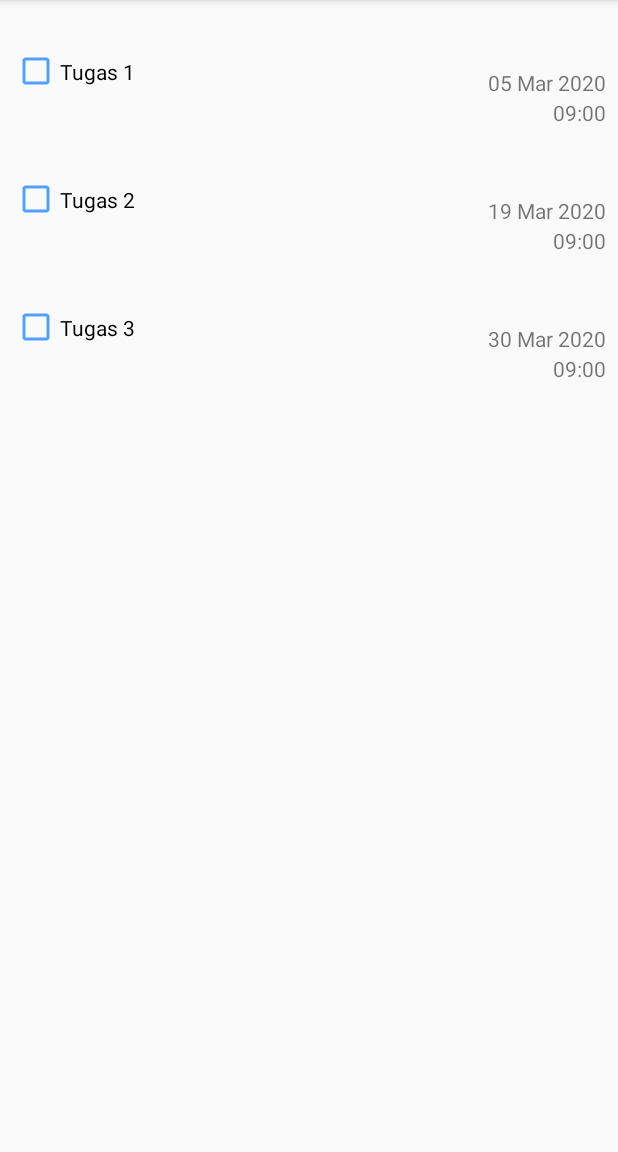
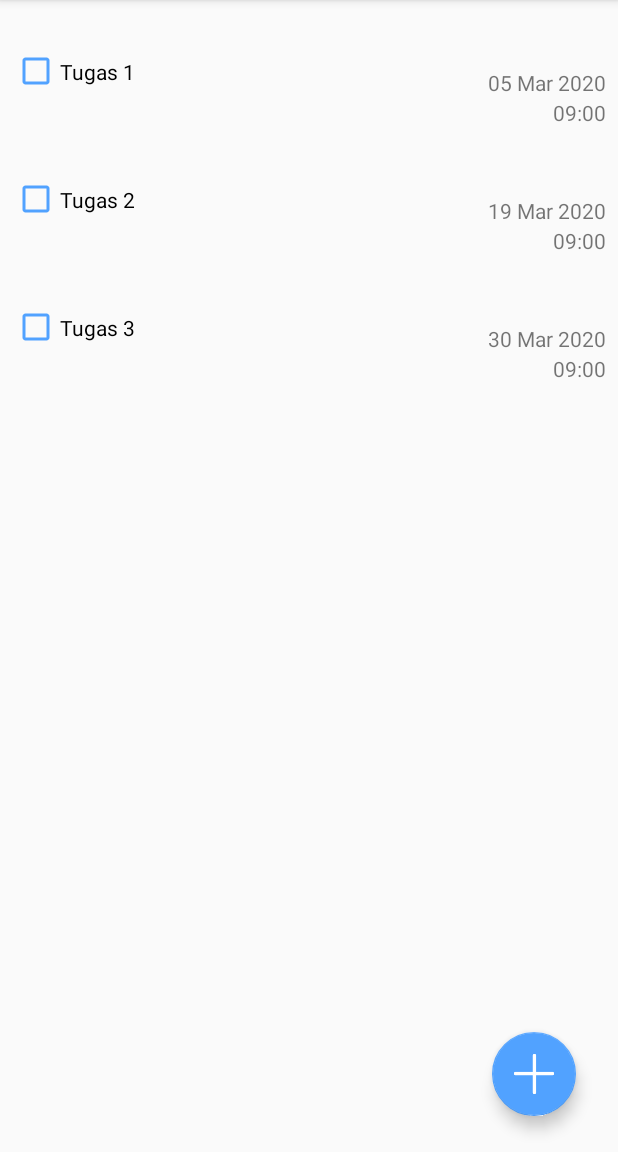
Before and after one commit to PPB-181511057-Muhammad-Zaki-Devara/tidy, an Android app: the screen it shows after launch (MainActivity), on a phone screen of 412 x 824 dp, the part 84-1236 px from its top. Run offline under Robolectric (Android 15) with nearby library versions, the phone set to English and light mode, and no system bars.

Commit message:
penambahan fitur add task

```diff
--- a/app/build.gradle
+++ b/app/build.gradle
@@ -29,4 +29,5 @@ dependencies {
     androidTestImplementation 'androidx.test.ext:junit:1.1.0'
     androidTestImplementation 'androidx.test.espresso:espresso-core:3.1.1'
     implementation 'androidx.recyclerview:recyclerview:1.0.0'
+    implementation 'com.google.android.material:material:1.0.0'
 }
--- a/app/src/main/java/com/deva/tidy/MainActivity.java
+++ b/app/src/main/java/com/deva/tidy/MainActivity.java
@@ -5,7 +5,9 @@ import androidx.recyclerview.widget.LinearLayoutManager;
 import androidx.recyclerview.widget.RecyclerView;
 
 import android.app.Activity;
+import android.content.Intent;
 import android.os.Bundle;
+import android.view.View;
 
 import com.deva.tidy.dummy.DummyContent;
 
@@ -13,23 +15,28 @@ import java.sql.Array;
 import java.sql.Timestamp;
 import java.util.ArrayList;
 import java.util.Arrays;
+import java.util.Collections;
 
 public class MainActivity extends AppCompatActivity {
 
     private RecyclerView recyclerView;
     private RecyclerView.Adapter mAdapter;
     private RecyclerView.LayoutManager layoutManager;
-    private Task[] myDataset =
-            new Task[]{
-                    new Task("Tugas 1", Timestamp.valueOf("2020-3-5 9:00:00")),
-                    new Task("Tugas 2", Timestamp.valueOf("2020-3-19 9:00:00")),
-                    new Task("Tugas 3", Timestamp.valueOf("2020-3-30 9:00:00")),
-            };
+
+    private final int ADD_TASK_REQUEST_CODE = 1;
+
+    private ArrayList<Task> myDataset;
 
     @Override
     protected void onCreate(Bundle savedInstanceState) {
         super.onCreate(savedInstanceState);
         setContentView(R.layout.activity_main);
+
+        myDataset = new ArrayList<Task>(3);
+        myDataset.add(new Task("Tugas 1", Timestamp.valueOf("2020-3-5 9:00:00")));
+        myDataset.add(new Task("Tugas 2", Timestamp.valueOf("2020-3-19 9:00:00")));
+        myDataset.add(new Task("Tugas 3", Timestamp.valueOf("2020-3-30 9:00:00")));
+
         recyclerView = (RecyclerView) findViewById(R.id.my_recycler_view);
 
         recyclerView.setHasFixedSize(true);
@@ -38,8 +45,24 @@ public class MainActivity extends AppCompatActivity {
         layoutManager = new LinearLayoutManager(this);
         recyclerView.setLayoutManager(layoutManager);
 
-        Arrays.sort(myDataset);
+        Collections.sort(myDataset);
         mAdapter = new MyAdapter(myDataset);
         recyclerView.setAdapter(mAdapter);
     }
+
+    public void onClick(View view){
+        Intent i = new Intent("com.deva.tidy.AddTaskActivity");
+        i.putExtra("taskNumber", myDataset.size());
+        startActivityForResult(i, ADD_TASK_REQUEST_CODE);
+    }
+
+    public void onActivityResult(int requestCode, int resultCode, Intent data){
+        if(requestCode == ADD_TASK_REQUEST_CODE){
+            if(resultCode == RESULT_OK){
+                Task newTask = (Task) data.getSerializableExtra("newTask");
+
+                myDataset.add(newTask);
+            }
+        }
+    }
 }
--- a/app/src/main/java/com/deva/tidy/MyAdapter.java
+++ b/app/src/main/java/com/deva/tidy/MyAdapter.java
@@ -11,9 +11,10 @@ import androidx.constraintlayout.widget.ConstraintLayout;
 import androidx.recyclerview.widget.RecyclerView;
 
 import java.text.SimpleDateFormat;
+import java.util.ArrayList;
 
 public class MyAdapter extends RecyclerView.Adapter<MyAdapter.MyViewHolder> {
-    private Task[] mDataset;
+    private ArrayList<Task> mDataset;
 
     public static class MyViewHolder extends RecyclerView.ViewHolder{
         public ConstraintLayout constraintLayout;
@@ -23,7 +24,7 @@ public class MyAdapter extends RecyclerView.Adapter<MyAdapter.MyViewHolder> {
         }
     }
 
-    public MyAdapter(Task[] myDataset){
+    public MyAdapter(ArrayList<Task> myDataset){
         mDataset = myDataset;
     }
 
@@ -40,14 +41,14 @@ public class MyAdapter extends RecyclerView.Adapter<MyAdapter.MyViewHolder> {
         CheckBox task = (CheckBox)  holder.constraintLayout.getViewById(R.id.taskCheckBox);
         TextView dueDate = (TextView) holder.constraintLayout.getViewById(R.id.due_date);
         TextView dueTime = (TextView) holder.constraintLayout.getViewById(R.id.due_time);
-        task.setText(mDataset[position].getName());
-        dueDate.setText(new SimpleDateFormat("dd MMM yyyy").format(mDataset[position].getDue()));
-        dueTime.setText(new SimpleDateFormat("hh:mm").format(mDataset[position].getDue()));
+        task.setText(mDataset.get(position).getName());
+        dueDate.setText(new SimpleDateFormat("dd MMM yyyy").format(mDataset.get(position).getDue()));
+        dueTime.setText(new SimpleDateFormat("hh:mm").format(mDataset.get(position).getDue()));
     }
 
     @Override
     public int getItemCount(){
-        return mDataset.length;
+        return mDataset.size();
     }
 
 }
--- a/app/src/main/java/com/deva/tidy/Task.java
+++ b/app/src/main/java/com/deva/tidy/Task.java
@@ -1,8 +1,9 @@
 package com.deva.tidy;
 
+import java.io.Serializable;
 import java.sql.Timestamp;
 
-public class Task implements Comparable<Task>{
+public class Task implements Comparable<Task>, Serializable {
     private String name;
     private Timestamp due;
     private boolean isDone;
--- a/app/src/main/res/layout/activity_main.xml
+++ b/app/src/main/res/layout/activity_main.xml
@@ -1,24 +1,36 @@
 <?xml version="1.0" encoding="utf-8"?>
 
-<FrameLayout
-    xmlns:android="http://schemas.android.com/apk/res/android"
+<androidx.constraintlayout.widget.ConstraintLayout xmlns:android="http://schemas.android.com/apk/res/android"
     xmlns:app="http://schemas.android.com/apk/res-auto"
     xmlns:tools="http://schemas.android.com/tools"
+    android:id="@+id/constraintLayout"
     android:layout_width="match_parent"
     android:layout_height="match_parent"
-    tools:context=".MainActivity"
-    android:id="@+id/frameLayout">
-
+    tools:context=".MainActivity">
 
     <androidx.recyclerview.widget.RecyclerView
-        xmlns:android="http://schemas.android.com/apk/res/android"
-        xmlns:app="http://schemas.android.com/apk/res-auto"
-        xmlns:tools="http://schemas.android.com/tools"
+        android:id="@+id/my_recycler_view"
         android:layout_width="match_parent"
         android:layout_height="match_parent"
         tools:context=".MainActivity"
-        android:id="@+id/my_recycler_view">
+        tools:layout_editor_absoluteX="-31dp"
+        tools:layout_editor_absoluteY="-36dp">
 
 
     </androidx.recyclerview.widget.RecyclerView>
-</FrameLayout>
+
+    <com.google.android.material.floatingactionbutton.FloatingActionButton
+        android:id="@+id/addTaskButton"
+        android:layout_width="wrap_content"
+        android:layout_height="wrap_content"
+        android:layout_marginEnd="28dp"
+        android:layout_marginBottom="24dp"
+        android:backgroundTintMode="src_in"
+        android:clickable="true"
+        android:onClick="onClick"
+        app:layout_constraintBottom_toBottomOf="@+id/my_recycler_view"
+        app:layout_constraintEnd_toEndOf="parent"
+        app:maxImageSize="100dp"
+        app:srcCompat="@drawable/plus_white_625672" />
+
+</androidx.constraintlayout.widget.ConstraintLayout>
--- a/app/src/main/res/layout/task_item.xml
+++ b/app/src/main/res/layout/task_item.xml
@@ -38,4 +38,5 @@
         android:textAlignment="textEnd"
         app:layout_constraintBottom_toBottomOf="parent"
         app:layout_constraintEnd_toEndOf="@+id/taskCheckBox" />
+
 </androidx.constraintlayout.widget.ConstraintLayout>
```
Also changed, not shown: app/src/main/AndroidManifest.xml (+7 -0 lines), app/src/main/java/com/deva/tidy/AddTaskActivity.java (added, +50 -0 lines), app/src/main/res/layout/add_task.xml (+8 -4 lines), app/src/main/res/layout/time_picker.xml (added, +9 -0 lines), app/src/main/res/drawable/plus_white_625672.png (added).
